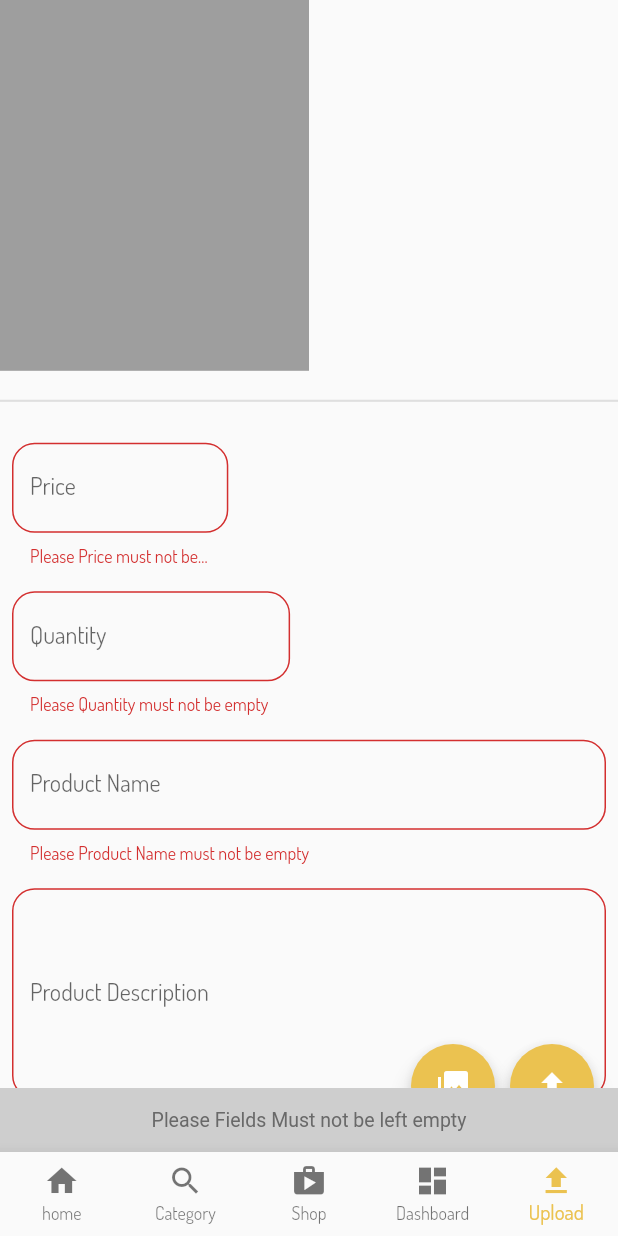
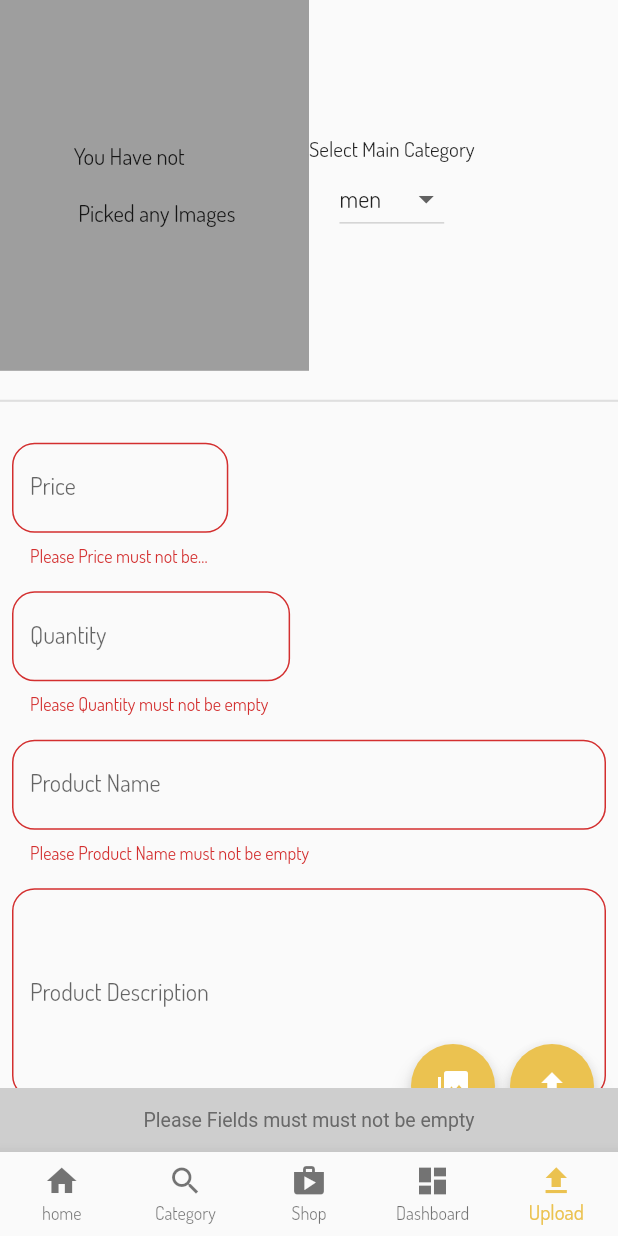
Before and after one commit to Hou-Yooni/yooni-flutter-frist, a Flutter app: the screen it shows after launch, item 5 of the bottom bar chosen, after a tap on the "upload" icon, on a phone screen of 412 x 824 dp. Run offline on Flutter 3.47's test engine with Material 2 defaults, Android fonts, the phone set to English and light mode, and no system bars; our stand-ins replace cloud_firestore, firebase_auth, firebase_core, firebase_storage, image_picker; accounts and stored records are empty.

Commit message:
feat: uploadProduct  top Image code

```diff
--- a/lib/views/seller_home_screen.dart
+++ b/lib/views/seller_home_screen.dart
@@ -4,7 +4,7 @@ import 'package:flutter/material.dart';
 import 'package:flutter_project/views/category_screen.dart';
 import 'package:flutter_project/views/dashboard_screen.dart';
 import 'package:flutter_project/views/home_screen.dart';
-import 'package:flutter_project/views/upload_product.dart';
+import 'package:flutter_project/views/upload_product_screen.dart';
 
 class SellerHomeScreen extends StatefulWidget {
   //靜態全局變量 靜態局部變量只會被初始化一次，下次使用依據上一次保存的值
--- a/lib/views/upload_product.dart
+++ b/lib/views/upload_product_screen.dart
@@ -14,6 +14,7 @@ class UploadProductScreen extends StatefulWidget {
 class _UploadProductScreenState extends State<UploadProductScreen> {
   final GlobalKey<FormState> _formKey = GlobalKey<FormState>();
   final ImagePicker _picker = ImagePicker();
+  String mainCategory = 'men';
 
   late double price;
   late int quantity;
@@ -37,12 +38,49 @@ class _UploadProductScreenState extends State<UploadProductScreen> {
   }
 
   Widget displayImages() {
-    return ListView.builder(
-        scrollDirection: Axis.horizontal,
-        itemCount: imageList!.length,
-        itemBuilder: (context, index) {
-          return Image.file(File(imageList![index].path));
+    if (imageList!.isNotEmpty) {
+      return InkWell(
+        onTap: () {
+          setState(() {
+            imageList = null;
+          });
+        },
+        child: ListView.builder(
+            scrollDirection: Axis.horizontal,
+            itemCount: imageList!.length,
+            itemBuilder: (context, index) {
+              return Image.file(File(imageList![index].path));
+            }),
+      );
+    } else {
+      return const Center(
+        child: Text(
+          'You Have not \n \n Picked any Images',
+          style: TextStyle(
+            fontSize: 15,
+          ),
+        ),
+      );
+    }
+  }
+
+  void uploadProduct() {
+    if (_formKey.currentState!.validate()) {
+      _formKey.currentState!.save();
+      if (imageList!.isNotEmpty) {
+        print(price);
+        print(quantity);
+
+        setState(() {
+          imageList = [];
         });
+        _formKey.currentState!.reset();
+      } else {
+        return snackBar('Please Pick images', context);
+      }
+    } else {
+      return snackBar('Please Fields must must not be empty', context);
+    }
   }
 
   @override
@@ -72,6 +110,28 @@ class _UploadProductScreenState extends State<UploadProductScreen> {
                               ),
                       ),
                     ),
+                    Column(
+                      children: [
+                        const Text('Select Main Category'),
+                        DropdownButton(
+                          value: mainCategory,
+                          items: const [
+                            DropdownMenuItem(value: 'men', child: Text('men')),
+                            DropdownMenuItem(
+                                value: 'women', child: Text('women')),
+                            DropdownMenuItem(
+                                value: 'kids', child: Text('kids')),
+                            DropdownMenuItem(
+                                value: 'shose', child: Text('shose')),
+                          ],
+                          onChanged: (String? value) {
+                            setState(() {
+                              mainCategory = value!;
+                            });
+                          },
+                        )
+                      ],
+                    )
                   ],
                 ),
                 const SizedBox(
@@ -101,8 +161,8 @@ class _UploadProductScreenState extends State<UploadProductScreen> {
                           borderRadius: BorderRadius.circular(15),
                         ),
                       ),
-                      onChanged: (value) {
-                        price = double.parse(value);
+                      onSaved: (value) {
+                        price = double.parse(value!);
                       },
                     ),
                   ),
@@ -127,8 +187,8 @@ class _UploadProductScreenState extends State<UploadProductScreen> {
                           borderRadius: BorderRadius.circular(15),
                         ),
                       ),
-                      onChanged: (value) {
-                        quantity = int.parse(value);
+                      onSaved: (value) {
+                        quantity = int.parse(value!);
                       },
                     ),
                   ),
@@ -152,8 +212,8 @@ class _UploadProductScreenState extends State<UploadProductScreen> {
                           borderRadius: BorderRadius.circular(15),
                         ),
                       ),
-                      onChanged: (value) {
-                        productName = value;
+                      onSaved: (value) {
+                        productName = value!;
                       },
                     ),
                   ),
@@ -179,8 +239,8 @@ class _UploadProductScreenState extends State<UploadProductScreen> {
                           borderRadius: BorderRadius.circular(15),
                         ),
                       ),
-                      onChanged: (value) {
-                        productDescription = value;
+                      onSaved: (value) {
+                        productDescription = value!;
                       },
                     ),
                   ),
@@ -207,17 +267,7 @@ class _UploadProductScreenState extends State<UploadProductScreen> {
           ),
           FloatingActionButton(
             onPressed: () {
-              if (_formKey.currentState!.validate()) {
-                print(price);
-                print(quantity);
-                print(productName);
-                print(productDescription);
-              } else {
-                return snackBar(
-                  'Please Fields Must not be left empty',
-                  context,
-                );
-              }
+              uploadProduct();
             },
             backgroundColor: const Color.fromARGB(255, 235, 194, 80),
             child: const Icon(
```
